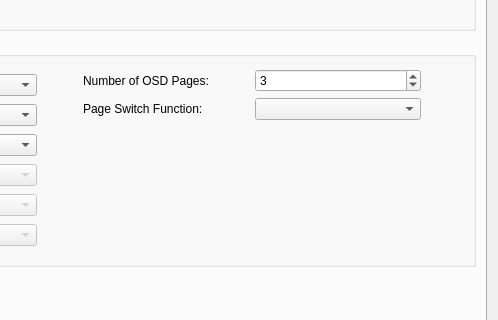
Before: the Qt Designer form ground/gcs/src/plugins/config/osd.ui in TauLabs/TauLabs, drawn with Qt 5; both pictures show x 405 to 903 and y 206 to 526 of the 903 by 735 pixel window.
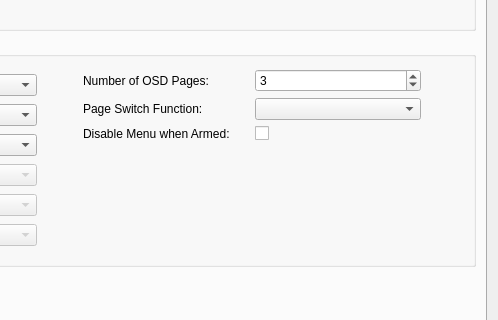
After: the same form once the commit is applied.

Commit message: Brain OSD menu: disable menu when armed

What changed in the file:
```diff
--- a/ground/gcs/src/plugins/config/osd.ui
+++ b/ground/gcs/src/plugins/config/osd.ui
@@ -555,10 +555,7 @@
                 </property>
                </widget>
               </item>
-              <item row="1" column="1">
-               <widget class="QComboBox" name="cb_page_switch"/>
-              </item>
-              <item row="2" column="0">
+              <item row="3" column="0">
                <spacer name="verticalSpacer_2">
                 <property name="orientation">
                  <enum>Qt::Vertical</enum>
@@ -571,6 +568,26 @@
                 </property>
                </spacer>
               </item>
+              <item row="1" column="1">
+               <widget class="QComboBox" name="cb_page_switch"/>
+              </item>
+              <item row="2" column="0">
+               <widget class="QLabel" name="label_11">
+                <property name="text">
+                 <string>Disable Menu when Armed:</string>
+                </property>
+               </widget>
+              </item>
+              <item row="2" column="1">
+               <widget class="QCheckBox" name="cb_menu_disabled">
+                <property name="toolTip">
+                 <string>&lt;html&gt;&lt;head/&gt;&lt;body&gt;&lt;p&gt;Disables the OSD menu when aircraft is armed. This is recommended, so the menu can't be entered accidentally when flying.&lt;/p&gt;&lt;/body&gt;&lt;/html&gt;</string>
+                </property>
+                <property name="text">
+                 <string/>
+                </property>
+               </widget>
+              </item>
              </layout>
             </item>
            </layout>
```
The commit also changes 4 other files.
